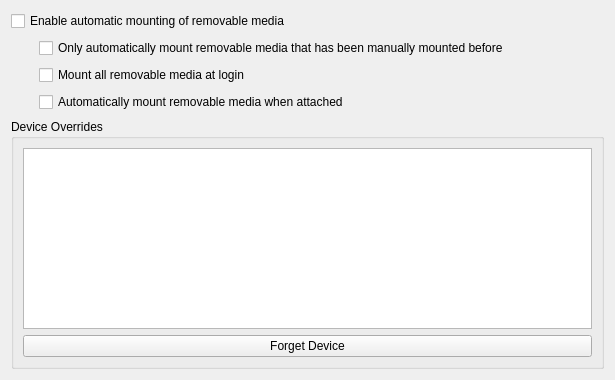
Qt form solid-device-automounter/kcm/DeviceAutomounterKCM.ui (KDE/kde-runtime) before a commit.
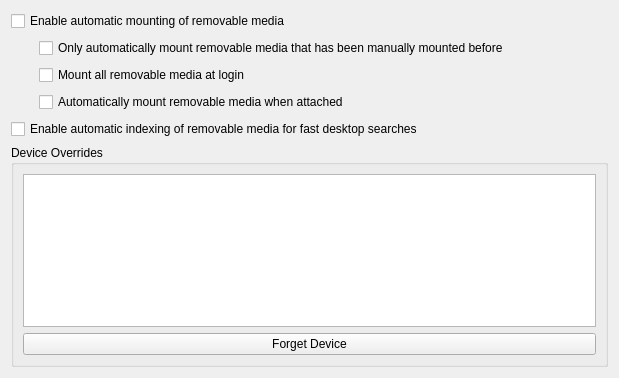
The same form after that commit.

Commit message:
Added Nepomuk indexing config to the removable device KCM.
Nepomuk can index files on removable devices. The idea is to ask the
user for each newly mounted device and then remember the choice. Since
this is a configuration similar to the automounting it fits perfectly
into that KCM.
This commit implements the configuration of known devices with respect
to indexing.

Still todo: the Nepomuk configuration is hard coded in many places.
This should be changed to shared code or at least a ConfigXT class.

Diff of the .ui file:
```diff
--- a/solid-device-automounter/kcm/DeviceAutomounterKCM.ui
+++ b/solid-device-automounter/kcm/DeviceAutomounterKCM.ui
@@ -6,8 +6,8 @@
    <rect>
     <x>0</x>
     <y>0</y>
-    <width>615</width>
-    <height>380</height>
+    <width>619</width>
+    <height>378</height>
    </rect>
   </property>
   <layout class="QGridLayout" name="gridLayout_2">
@@ -84,7 +84,7 @@
      </property>
     </spacer>
    </item>
-   <item row="2" column="0" colspan="3">
+   <item row="3" column="0" colspan="3">
     <widget class="QGroupBox" name="groupBox">
      <property name="title">
       <string>Device Overrides</string>
@@ -143,6 +143,18 @@
      </layout>
     </widget>
    </item>
+   <item row="2" column="0" colspan="2">
+    <widget class="QCheckBox" name="indexingEnabled">
+     <property name="whatsThis">
+      <string>When enabled all newly mounted removable devices which are not explicitely disabled in the list of Device Overrides will be indexed.
+Indexed in this case means that all the files on the device will be analyzed to allow fast desktop searches through the Nepomuk semantic desktop.
+If disabled the system will ask for every newly mounted device whether the files on it should be indexed.</string>
+     </property>
+     <property name="text">
+      <string>Enable automatic indexing of removable media for fast desktop searches</string>
+     </property>
+    </widget>
+   </item>
   </layout>
  </widget>
  <resources/>
```
The commit also changes 3 other files.
